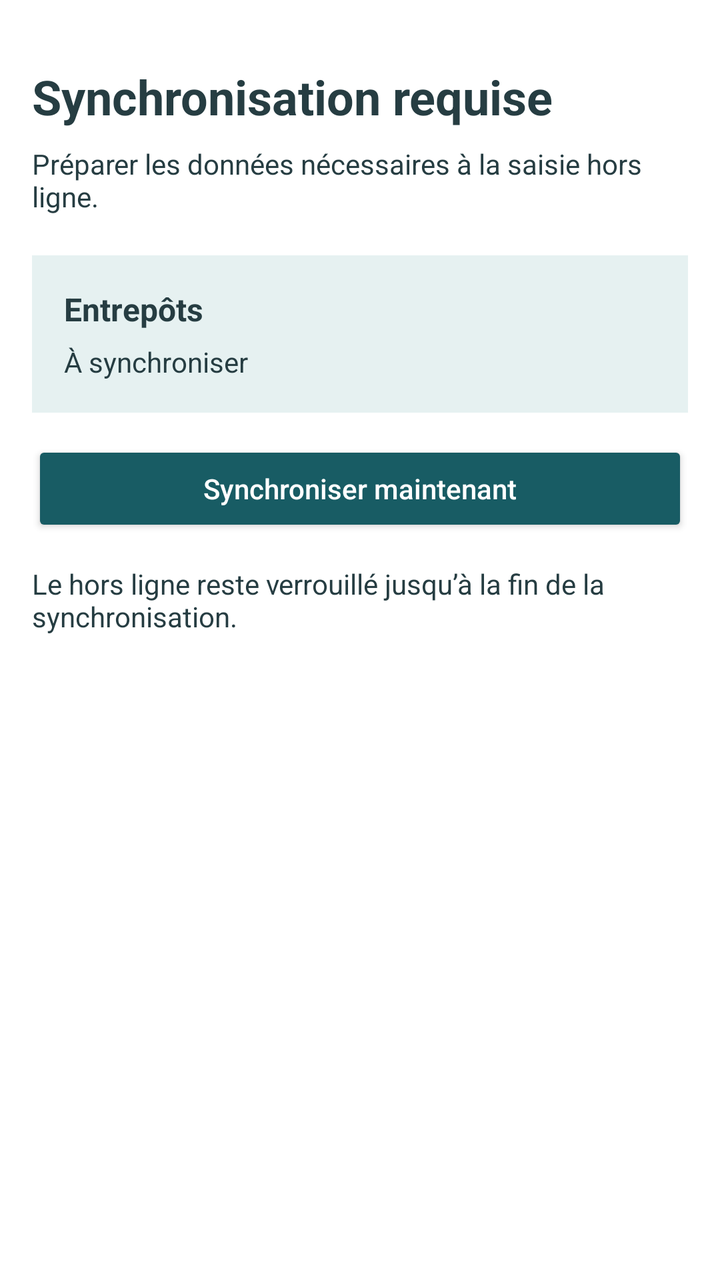
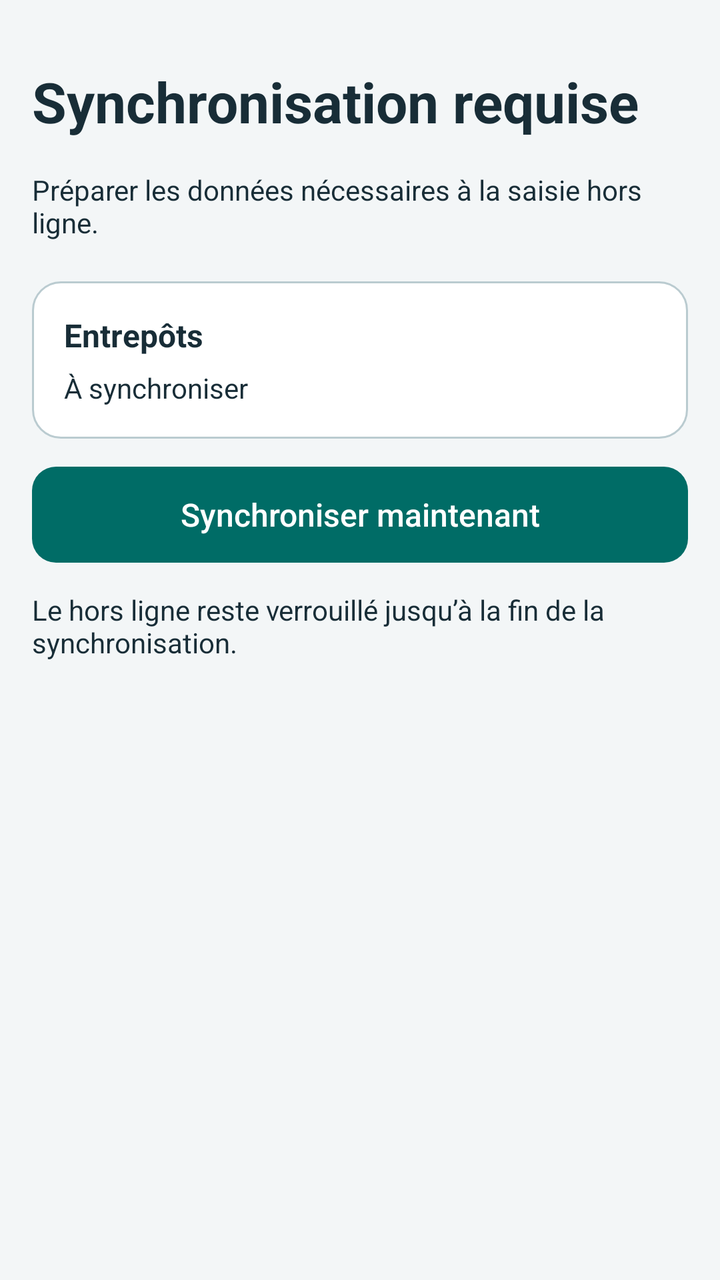

An Android layout rendered at two revisions. The XML below is the earlier revision; the diff shows what the commit changed to produce the second picture.
<!-- AndroidManifest.xml: application theme AppTheme -->
<!-- res/layout/fragment_sync.xml -->
<ScrollView
    xmlns:android="http://schemas.android.com/apk/res/android"
    android:layout_width="match_parent"
    android:layout_height="match_parent"
    android:background="@android:color/white"
    android:paddingStart="16dp"
    android:paddingEnd="16dp">
    <LinearLayout
        style="@style/FormColumn"
        android:layout_height="wrap_content"
        android:orientation="vertical"
        android:paddingTop="32dp"
        android:paddingBottom="24dp">
        <TextView
            android:layout_width="match_parent"
            android:layout_height="wrap_content"
            android:text="@string/sync_title"
            android:textSize="24sp"
            android:textColor="#263D42"
            android:textStyle="bold" />
        <TextView
            android:layout_width="match_parent"
            android:layout_height="wrap_content"
            android:text="@string/sync_intro"
            android:textSize="14sp"
            android:textColor="#263D42"
            android:layout_marginTop="8dp" />
        <LinearLayout
            android:layout_width="match_parent"
            android:layout_height="wrap_content"
            android:orientation="vertical"
            android:padding="16dp"
            android:layout_marginTop="20dp"
            android:background="@color/header_surface">
            <TextView
                android:layout_width="match_parent"
                android:layout_height="wrap_content"
                android:text="@string/sync_warehouses"
                android:textSize="16sp"
                android:textColor="#263D42"
                android:textStyle="bold" />
            <TextView
                android:layout_width="match_parent"
                android:layout_height="wrap_content"
                android:text="@string/sync_pending"
                android:textSize="14sp"
                android:textColor="#263D42"
                android:layout_marginTop="6dp" />
        </LinearLayout>
        <Button
            android:layout_width="match_parent"
            android:layout_height="wrap_content"
            android:id="@+id/sync_now"
            android:minHeight="48dp"
            android:layout_marginTop="14dp"
            android:backgroundTint="@color/accent"
            android:text="@string/sync_now"
            android:textColor="@android:color/white"
            android:textAllCaps="false" />
        <TextView
            android:layout_width="match_parent"
            android:layout_height="wrap_content"
            android:text="@string/sync_footer"
            android:textSize="14sp"
            android:textColor="#263D42"
            android:layout_marginTop="14dp" />
    </LinearLayout>
</ScrollView>
<!-- resources referenced by this layout -->
<resources>
  <color name="accent">#185C64</color>
  <color name="header_surface">#E6F1F1</color>
  <style name="AppTheme" parent="android:style/Theme.Material.Light.NoActionBar">
          <item name="android:colorAccent">@color/accent</item>
          <item name="android:windowBackground">@android:color/white</item>
      </style>
  <!-- unchanged entries left out for length: 7 -->
</resources>

<!-- the commit's change to res/layout/fragment_sync.xml (unified diff, before → after) -->
@@ -2,7 +2,7 @@
     xmlns:android="http://schemas.android.com/apk/res/android"
     android:layout_width="match_parent"
     android:layout_height="match_parent"
-    android:background="@android:color/white"
+    android:background="@color/canvas"
     android:paddingStart="16dp"
     android:paddingEnd="16dp">
     <LinearLayout
@@ -12,18 +12,16 @@
         android:paddingTop="32dp"
         android:paddingBottom="24dp">
         <TextView
+            style="@style/ScreenTitle"
             android:layout_width="match_parent"
             android:layout_height="wrap_content"
-            android:text="@string/sync_title"
-            android:textSize="24sp"
-            android:textColor="#263D42"
-            android:textStyle="bold" />
+            android:text="@string/sync_title" />
         <TextView
             android:layout_width="match_parent"
             android:layout_height="wrap_content"
             android:text="@string/sync_intro"
             android:textSize="14sp"
-            android:textColor="#263D42"
+            android:textColor="@color/ink"
             android:layout_marginTop="8dp" />
         <LinearLayout
             android:layout_width="match_parent"
@@ -31,38 +29,37 @@
             android:orientation="vertical"
             android:padding="16dp"
             android:layout_marginTop="20dp"
-            android:background="@color/header_surface">
+            android:background="@drawable/surface_card">
             <TextView
                 android:layout_width="match_parent"
                 android:layout_height="wrap_content"
                 android:text="@string/sync_warehouses"
                 android:textSize="16sp"
-                android:textColor="#263D42"
+                android:textColor="@color/ink"
                 android:textStyle="bold" />
             <TextView
                 android:layout_width="match_parent"
                 android:layout_height="wrap_content"
                 android:text="@string/sync_pending"
                 android:textSize="14sp"
-                android:textColor="#263D42"
+                android:textColor="@color/ink"
                 android:layout_marginTop="6dp" />
         </LinearLayout>
         <Button
+            style="@style/StockPrimary"
             android:layout_width="match_parent"
             android:layout_height="wrap_content"
             android:id="@+id/sync_now"
             android:minHeight="48dp"
             android:layout_marginTop="14dp"
-            android:backgroundTint="@color/accent"
             android:text="@string/sync_now"
-            android:textColor="@android:color/white"
             android:textAllCaps="false" />
         <TextView
             android:layout_width="match_parent"
             android:layout_height="wrap_content"
             android:text="@string/sync_footer"
             android:textSize="14sp"
-            android:textColor="#263D42"
+            android:textColor="@color/ink"
             android:layout_marginTop="14dp" />
     </LinearLayout>
 </ScrollView>
<!-- resource entries referenced after the edit -->
@@ -1,11 +1,122 @@
 <!-- resources referenced by this layout -->
 <resources>
-  <color name="accent">#185C64</color>
-  <color name="header_surface">#E6F1F1</color>
+  <color name="canvas">#F3F6F7</color>
+  <color name="ink">#182D37</color>
+  <!-- drawable surface_card (drawable) -->
+  <shape xmlns:android="http://schemas.android.com/apk/res/android">
+      <solid android:color="@android:color/white" />
+      <corners android:radius="14dp" />
+      <stroke android:width="1dp" android:color="@color/outline" />
+  </shape>
+  <style name="ScreenTitle">
+          <item name="android:textSize">28sp</item>
+          <item name="android:textColor">@color/ink</item>
+          <item name="android:textStyle">bold</item>
+          <item name="android:layout_marginBottom">8dp</item>
+      </style>
+  <style name="StockPrimary" parent="StockButton">
+          <item name="android:background">@drawable/action_primary</item>
+          <item name="android:textColor">@color/action_primary</item>
+      </style>
+  <color name="accent">#006C66</color>
+  <style name="StockInput" parent="android:style/Widget.Material.EditText">
+          <item name="android:background">@drawable/login_field</item>
+          <item name="android:backgroundTint">@null</item>
+          <item name="android:textColor">@color/ink</item>
+          <item name="android:textColorHint">@color/muted</item>
+          <item name="android:padding">12dp</item>
+          <item name="android:minHeight">50dp</item>
+          <item name="android:textSize">16sp</item>
+      </style>
+  <color name="muted">#49616C</color>
+  <color name="header_surface">#143541</color>
+  <!-- drawable action_secondary (drawable) -->
+  <ripple xmlns:android="http://schemas.android.com/apk/res/android" android:color="?android:attr/colorControlHighlight">
+      <item>
+          <selector>
+              <item android:state_enabled="false" android:drawable="@drawable/disabled_fill" />
+              <item android:state_focused="true" android:drawable="@drawable/action_focus_secondary" />
+              <item android:drawable="@drawable/surface_card" />
+          </selector>
+      </item>
+  </ripple>
+  <!-- drawable disabled_fill (drawable) -->
+  <shape xmlns:android="http://schemas.android.com/apk/res/android">
+      <solid android:color="@color/disabled_surface" />
+      <corners android:radius="12dp" />
+  </shape>
+  <!-- drawable action_focus_primary (drawable) -->
+  <shape xmlns:android="http://schemas.android.com/apk/res/android">
+      <solid android:color="@color/accent" />
+      <corners android:radius="12dp" />
+      <stroke android:width="2dp" android:color="@color/ink" />
+  </shape>
+  <!-- drawable accent_fill (drawable) -->
+  <shape xmlns:android="http://schemas.android.com/apk/res/android">
+      <solid android:color="@color/accent" />
+      <corners android:radius="12dp" />
+  </shape>
+  <!-- drawable login_field (drawable) -->
+  <selector xmlns:android="http://schemas.android.com/apk/res/android">
+      <item android:state_focused="true">
+          <shape>
+              <solid android:color="@android:color/white" />
+              <stroke android:width="2dp" android:color="@color/accent" />
+              <corners android:radius="10dp" />
+          </shape>
+      </item>
+      <item>
+          <shape>
+              <solid android:color="@android:color/white" />
+              <stroke android:width="1dp" android:color="@color/outline" />
+              <corners android:radius="10dp" />
+          </shape>
+      </item>
+  </selector>
+  <!-- drawable action_focus_secondary (drawable) -->
+  <shape xmlns:android="http://schemas.android.com/apk/res/android">
+      <solid android:color="@color/soft" />
+      <corners android:radius="12dp" />
+      <stroke android:width="2dp" android:color="@color/ink" />
+  </shape>
+  <color name="disabled_surface">#E0E7E9</color>
+  <color name="soft">#E1F4EF</color>
   <style name="AppTheme" parent="android:style/Theme.Material.Light.NoActionBar">
           <item name="android:colorAccent">@color/accent</item>
-          <item name="android:windowBackground">@android:color/white</item>
+          <item name="android:windowBackground">@color/canvas</item>
+          <item name="android:buttonStyle">@style/StockButton</item>
+          <item name="android:editTextStyle">@style/StockInput</item>
+          <item name="android:textColorPrimary">@color/ink</item>
+          <item name="android:textColorSecondary">@color/muted</item>
+          <item name="android:statusBarColor">@color/header_surface</item>
+          <item name="android:navigationBarColor">@color/header_surface</item>
       </style>
+  <color name="outline">#BACBD0</color>
+  <style name="StockButton" parent="android:style/Widget.Material.Button">
+          <item name="android:background">@drawable/action_secondary</item>
+          <item name="android:backgroundTint">@null</item>
+          <item name="android:stateListAnimator">@null</item>
+          <item name="android:textColor">@color/action_secondary</item>
+          <item name="android:textAllCaps">false</item>
+          <item name="android:letterSpacing">0</item>
+          <item name="android:fontFamily">sans-serif-medium</item>
+          <item name="android:textSize">16sp</item>
+          <item name="android:minHeight">50dp</item>
+          <item name="android:paddingStart">16dp</item>
+          <item name="android:paddingEnd">16dp</item>
+          <item name="android:paddingTop">10dp</item>
+          <item name="android:paddingBottom">10dp</item>
+      </style>
+  <!-- drawable action_primary (drawable) -->
+  <ripple xmlns:android="http://schemas.android.com/apk/res/android" android:color="?android:attr/colorControlHighlight">
+      <item>
+          <selector>
+              <item android:state_enabled="false" android:drawable="@drawable/disabled_fill" />
+              <item android:state_focused="true" android:drawable="@drawable/action_focus_primary" />
+              <item android:drawable="@drawable/accent_fill" />
+          </selector>
+      </item>
+  </ripple>
   <!-- unchanged entries left out for length: 7 -->
 </resources>
 
